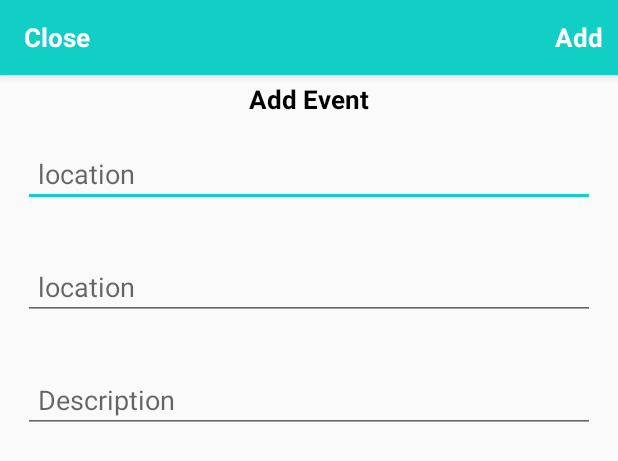
After one commit to lilianjerikamau/TODO, an Android app: the layout activity_add_event.xml on its own in the app's theme, with its tools: preview values and no code run, on a phone screen of 412 x 824 dp. The commit adds this screen. Shown: the top 461 px of the screen. Run offline under Robolectric (Android 15) with nearby library versions, the phone set to English and light mode, and no system bars.

```diff
--- a/app/src/main/AndroidManifest.xml
+++ b/app/src/main/AndroidManifest.xml
@@ -22,7 +22,8 @@
         android:label="@string/app_name"
         android:roundIcon="@mipmap/ic_launcher_round"
         android:supportsRtl="true">
-        <activity android:name=".TasksApiActivity"></activity>
+        <activity android:name=".AddEventActivity"></activity>
+        <activity android:name=".TasksApiActivity" />
         <activity
             android:name=".SettingActivity"
             android:theme="@style/AppTheme" />
--- /dev/null
+++ b/app/src/main/res/layout/activity_add_event.xml
@@ -0,0 +1,75 @@
+<RelativeLayout xmlns:android="http://schemas.android.com/apk/res/android" xmlns:app="http://schemas.android.com/apk/res-auto" xmlns:tools="http://schemas.android.com/tools" android:layout_width="match_parent" android:layout_height="match_parent" tools:context=".AddEventActivity">
+    <com.google.android.material.appbar.AppBarLayout
+        android:id="@+id/app_bar_settings"
+        android:layout_width="match_parent"
+        android:layout_height="50dp"
+        android:background="@color/primaryTextColor">
+        <androidx.appcompat.widget.Toolbar
+            android:id="@+id/toolbar_settings"
+            android:layout_width="match_parent"
+            android:layout_height="wrap_content">
+            <RelativeLayout
+                android:layout_width="match_parent"
+                android:layout_height="match_parent">
+                <TextView
+                    android:id="@+id/close_event_btn"
+                    android:layout_width="wrap_content"
+                    android:layout_height="wrap_content"
+                    android:text="Close"
+                    android:textColor="@android:color/white"
+                    android:textSize="17sp"
+                    android:textStyle="bold"
+                    android:layout_alignParentStart="true"/>
+                <TextView
+                    android:id="@+id/add_event_btn"
+                    android:layout_width="wrap_content"
+                    android:layout_height="wrap_content"
+                    android:text="Add"
+                    android:textColor="@android:color/white"
+                    android:textSize="17sp"
+                    android:textStyle="bold"
+                    android:layout_marginRight="10dp"
+                    android:layout_alignParentEnd="true"/>
+            </RelativeLayout>
+        </androidx.appcompat.widget.Toolbar>
+    </com.google.android.material.appbar.AppBarLayout>
+
+    <TextView
+        android:id="@+id/event_top"
+        android:layout_width="wrap_content"
+        android:layout_height="wrap_content"
+        android:text="Add Event"
+        android:textSize="17sp"
+        android:textStyle="bold"
+        android:layout_marginRight="10dp"
+        android:layout_marginTop="4dp"
+        android:textColor="@android:color/black"
+        android:layout_below="@+id/app_bar_settings"
+        android:layout_centerHorizontal="true"/>
+    <EditText
+        android:id="@+id/event_title"
+        android:layout_width="match_parent"
+        android:layout_height="wrap_content"
+        android:layout_below="@+id/event_top"
+        android:hint="location"
+        android:layout_margin="15dp"
+        android:padding="10dp"/>
+
+    <EditText
+        android:id="@+id/event_location"
+        android:layout_width="match_parent"
+        android:layout_height="wrap_content"
+        android:layout_below="@+id/event_title"
+        android:hint="location"
+        android:layout_margin="15dp"
+        android:padding="10dp"/>
+    <EditText
+        android:id="@+id/event_description"
+        android:layout_width="match_parent"
+        android:layout_height="wrap_content"
+        android:layout_below="@+id/event_location"
+        android:hint="Description"
+        android:layout_margin="15dp"
+        android:padding="10dp"/>
+
+</RelativeLayout>
```
Also changed, not shown: app/src/main/java/com/example/todo/AddEventActivity.java (added, +57 -0 lines), app/src/main/java/com/example/todo/HomeActivity.java (+21 -0 lines).
